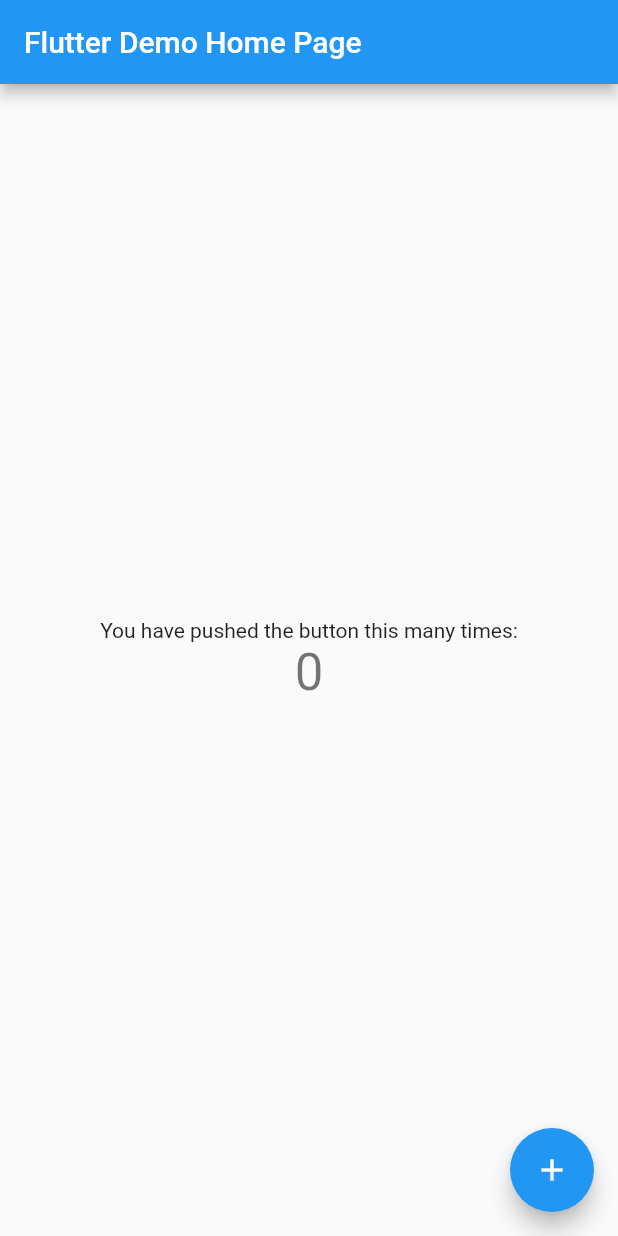
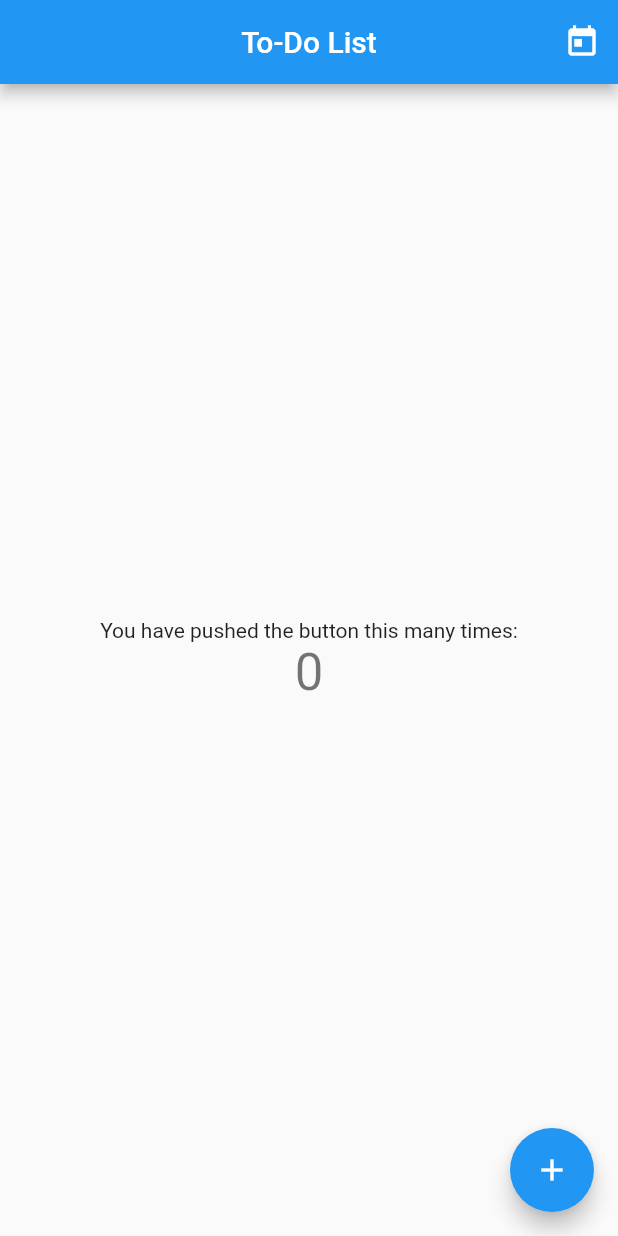
Before and after one commit to cubdesign/flutter_firebase_todo, a Flutter app: the screen it shows after launch, on a phone screen of 412 x 824 dp. Run offline on Flutter 3.47's test engine with Material 2 defaults, Android fonts, the phone set to English and light mode, and no system bars.

Commit message:
add addbar

```diff
--- a/lib/main.dart
+++ b/lib/main.dart
@@ -24,7 +24,7 @@ class MyApp extends StatelessWidget {
         // is not restarted.
         primarySwatch: Colors.blue,
       ),
-      home: const MyHomePage(title: 'Flutter Demo Home Page'),
+      home: const MyHomePage(title: 'To-Do List'),
     );
   }
 }
@@ -74,6 +74,13 @@ class _MyHomePageState extends State<MyHomePage> {
         // Here we take the value from the MyHomePage object that was created by
         // the App.build method, and use it to set our appbar title.
         title: Text(widget.title),
+        actions: [
+          IconButton(
+            icon: const Icon(Icons.today),
+            onPressed: () {},
+          ),
+        ],
+        centerTitle: true,
       ),
       body: Center(
         // Center is a layout widget. It takes a single child and positions it
```
Also changed, not shown: 1 other file.
